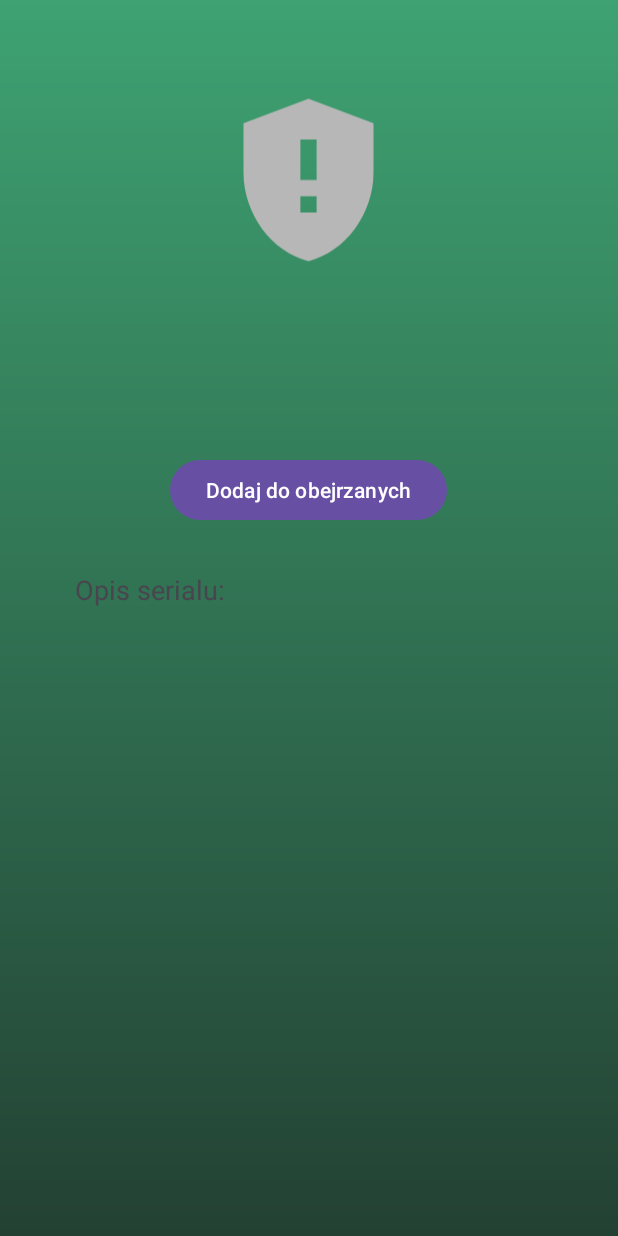
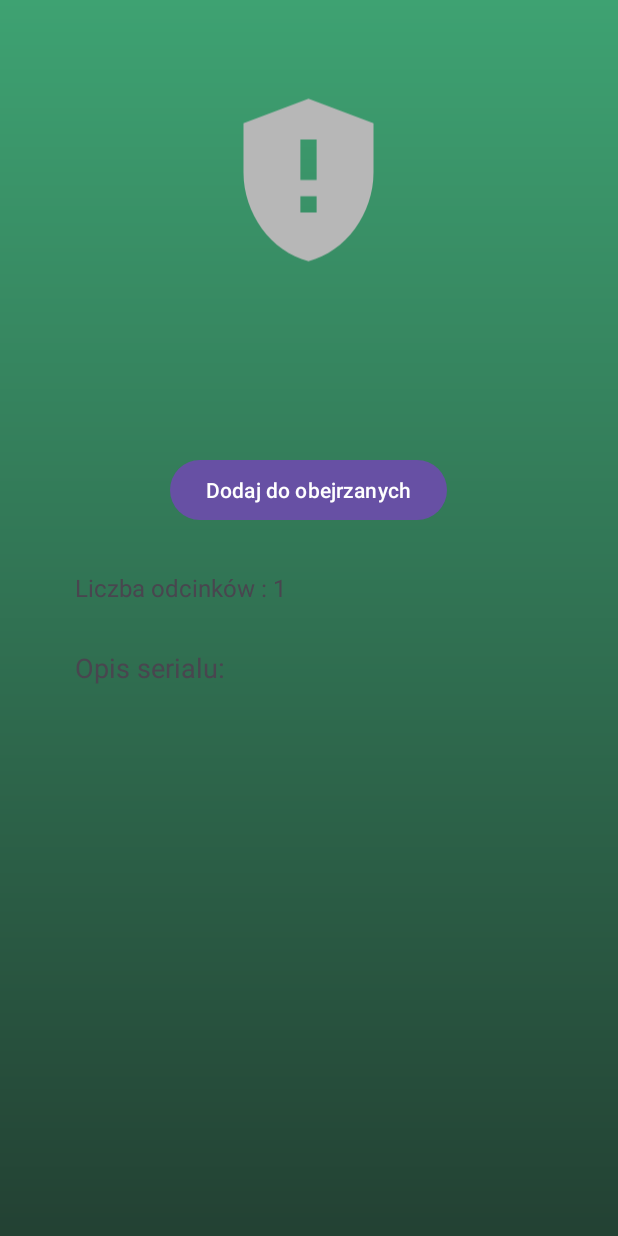
Before and after one commit to CinekTV/mobilne-projekt, an Android app: the AnimeDetails screen opened directly, with no data from a screen before it, on a phone screen of 412 x 824 dp. Run offline under Robolectric (Android 15) with nearby library versions, the phone set to English and light mode, and no system bars; pictures from the network do not load.

Commit message:
Dodano informację o odcinkach w serialu

```diff
--- a/app/src/main/java/pl/edu/pb/projektsystemymobilne/AnimeDetails.java
+++ b/app/src/main/java/pl/edu/pb/projektsystemymobilne/AnimeDetails.java
@@ -15,6 +15,8 @@ public class AnimeDetails extends AppCompatActivity {
     private TextView titleOfAnime;
     private TextView detailsOfAnime;
 
+    private TextView allEpisodes;
+
     @Override
     protected void onCreate(@Nullable Bundle savedInstanceState) {
         super.onCreate(savedInstanceState);
@@ -23,6 +25,7 @@ public class AnimeDetails extends AppCompatActivity {
         animeImage = findViewById(R.id.AnimeImage);
         titleOfAnime = findViewById(R.id.TitleOfAnime);
         detailsOfAnime = findViewById(R.id.DetailsOfAnime);
+        allEpisodes = findViewById(R.id.allEpisodes);
 
         // Pobierz dane z Intentu
         Intent intent = getIntent();
@@ -30,6 +33,7 @@ public class AnimeDetails extends AppCompatActivity {
             String imageUrl = intent.getStringExtra("imageUrl");
             String title = intent.getStringExtra("title");
             String details = intent.getStringExtra("details");
+            int episodes = intent.getIntExtra("episodes",1);
 
             // Ustaw dane w widoku za pomocą Glide
             Glide.with(this)
@@ -39,6 +43,7 @@ public class AnimeDetails extends AppCompatActivity {
 
             titleOfAnime.setText(title);
             detailsOfAnime.setText(details);
+            allEpisodes.setText("Liczba odcinków : "+episodes);
         }
     }
 }
--- a/app/src/main/java/pl/edu/pb/projektsystemymobilne/ApiResponse.java
+++ b/app/src/main/java/pl/edu/pb/projektsystemymobilne/ApiResponse.java
@@ -33,6 +33,9 @@ public class ApiResponse {
         @SerializedName("synopsis")
         private String opis;
 
+        @SerializedName("episodes")
+        private int episodes;
+
         // Getter dla malId
         public int getMalId() {
             return malId;
@@ -49,6 +52,8 @@ public class ApiResponse {
         }
 
         public String getOpis(){return opis;}
+
+        public int getEpisodes(){return episodes;}
     }
 
     public static class Title {
--- a/app/src/main/java/pl/edu/pb/projektsystemymobilne/MainActivity.java
+++ b/app/src/main/java/pl/edu/pb/projektsystemymobilne/MainActivity.java
@@ -107,6 +107,7 @@ public class MainActivity extends AppCompatActivity implements ApiRequestTask.Ap
                         intent.putExtra("imageUrl", clickedAnime.getImages().getJpg().getImageUrl());
                         intent.putExtra("title", clickedAnime.getTitles().get(0).getTitle());
                         intent.putExtra("details", clickedAnime.getOpis());
+                        intent.putExtra("episodes", clickedAnime.getEpisodes());
                         startActivity(intent);
 
                         return true;
--- a/app/src/main/res/layout/anime_details.xml
+++ b/app/src/main/res/layout/anime_details.xml
@@ -46,21 +46,31 @@
                 android:text="Dodaj do obejrzanych"
                 android:layout_marginTop="20dp"/>
             <TextView
+                android:id="@+id/allEpisodes"
+                android:layout_width="wrap_content"
+                android:layout_height="wrap_content"
+                android:layout_below="@id/addToWatched"
+                android:layout_centerHorizontal="false"
+                android:textSize="16sp"
+                android:paddingLeft="50dp"
+                android:paddingTop="30dp"/>
+            <TextView
                 android:id="@+id/opisTitle"
                 android:layout_width="wrap_content"
                 android:layout_height="wrap_content"
-                android:layout_below="@id/addToWatched"
+                android:layout_below="@id/allEpisodes"
                 android:layout_centerHorizontal="false"
                 android:textSize="18sp"
                 android:paddingLeft="50dp"
                 android:paddingTop="30dp"
                 android:text="Opis serialu:" />
+
             <ScrollView
                 android:layout_width="match_parent"
                 android:layout_height="match_parent"
                 android:paddingLeft="30dp"
                 android:paddingRight="30dp"
-                android:layout_marginTop="200dp">
+                android:layout_marginTop="250dp">
 
                 <TextView
                     android:id="@+id/DetailsOfAnime"
```
